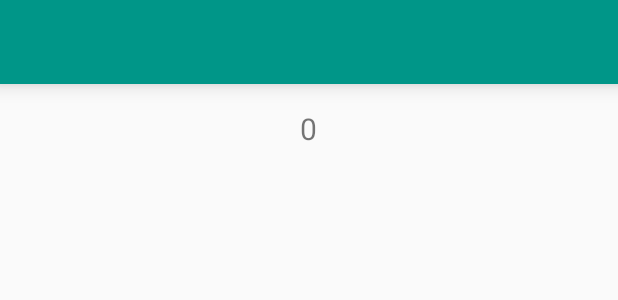
After one commit to foivz/RSC2015R-returnCaca, an Android app: the layout activity_step_counter.xml on its own in the app's theme, with its tools: preview values and no code run, on a phone screen of 412 x 824 dp. The commit adds this screen. Shown: the top 300 px of the screen. Run offline under Robolectric (Android 15) with nearby library versions, the phone set to English and light mode, and no system bars.

Commit message:
Step sensor implementation

```diff
--- a/mobile/Blitz/app/build.gradle
+++ b/mobile/Blitz/app/build.gradle
@@ -31,4 +31,5 @@ dependencies {
     compile 'com.google.android.gms:play-services:8.3.0'
     compile 'com.github.castorflex.smoothprogressbar:library:1.1.0'
     compile 'com.facebook.android:facebook-android-sdk:4.8.1'
+    compile 'com.github.orangegangsters:sensorstep:1.4.2@aar'
 }
--- a/mobile/Blitz/app/src/main/AndroidManifest.xml
+++ b/mobile/Blitz/app/src/main/AndroidManifest.xml
@@ -59,6 +59,9 @@
             android:theme="@style/AppTheme"
             android:windowSoftInputMode="stateAlwaysHidden" />
 
+        <activity android:name=".ui.activity.StepCounterActivity"
+            android:theme="@style/AppTheme"/>
+
         <!--
              The API key for Google Maps-based APIs is defined as a string resource.
              (See the file "res/values/google_maps_api.xml").
--- a/mobile/Blitz/app/src/main/java/andro/heklaton/rsc/ui/activity/base/DrawerActivity.java
+++ b/mobile/Blitz/app/src/main/java/andro/heklaton/rsc/ui/activity/base/DrawerActivity.java
@@ -23,6 +23,7 @@ import andro.heklaton.rsc.R;
 import andro.heklaton.rsc.ui.activity.MainActivity;
 import andro.heklaton.rsc.ui.activity.MapsActivity;
 import andro.heklaton.rsc.ui.activity.SettingsActivity;
+import andro.heklaton.rsc.ui.activity.StepCounterActivity;
 
 /**
  * Abstract activity that contains DrawerLayout. Any activity that needs to have visible drawer needs
@@ -111,7 +112,7 @@ public abstract class DrawerActivity extends AppCompatActivity implements
                     break;
                 }
                 case R.id.nav_info:
-                    intent.setClass(DrawerActivity.this, MainActivity.class);
+                    intent.setClass(DrawerActivity.this, StepCounterActivity.class);
                     startActivity(intent);
                     break;
             }
--- /dev/null
+++ b/mobile/Blitz/app/src/main/res/layout/activity_step_counter.xml
@@ -0,0 +1,19 @@
+<?xml version="1.0" encoding="utf-8"?>
+<LinearLayout xmlns:android="http://schemas.android.com/apk/res/android"
+    android:orientation="vertical" android:layout_width="match_parent"
+    android:layout_height="match_parent"
+    >
+
+    <include layout="@layout/toolbar" />
+
+    <TextView
+        android:id="@+id/tv_steps"
+        android:layout_width="wrap_content"
+        android:layout_height="wrap_content"
+        android:layout_marginTop="16dp"
+        android:text="0"
+        android:textSize="20dp"
+        android:gravity="center"
+        android:layout_gravity="center"/>
+
+</LinearLayout>
--- a/mobile/Blitz/app/src/main/res/values/strings.xml
+++ b/mobile/Blitz/app/src/main/res/values/strings.xml
@@ -19,5 +19,6 @@
     <string name="need_an_account">Need an account?</string>
     <string name="no_username_or_password">Enter username and password</string>
     <string name="title_activity_maps">Map</string>
+    <string name="notification_text">Counting your steps</string>
 
 </resources>
```
Also changed, not shown: mobile/Blitz/app/src/main/java/andro/heklaton/rsc/ui/activity/StepCounterActivity.java (added, +55 -0 lines), mobile/Blitz/app/src/main/java/andro/heklaton/rsc/util/stepcounter/BootCompletedReceiverImpl.java (added, +20 -0 lines), mobile/Blitz/app/src/main/java/andro/heklaton/rsc/util/stepcounter/SensorStepReceiverImpl.java (added, +15 -0 lines), mobile/Blitz/app/src/main/java/andro/heklaton/rsc/util/stepcounter/SensorStepServiceImpl.java (added, +100 -0 lines), mobile/Blitz/app/src/main/java/andro/heklaton/rsc/util/stepcounter/SensorStepServiceManagerImpl.java (added, +15 -0 lines), 1 other file.
